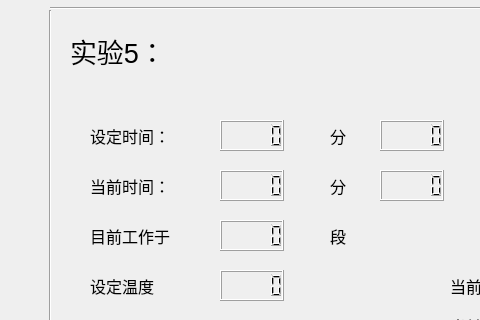
First picture: the form in running_5.ui, repository wanghao-xznu/untitled2, before the edit; both pictures show x 0 to 480 and y 0 to 320 of the 800 by 480 pixel window.
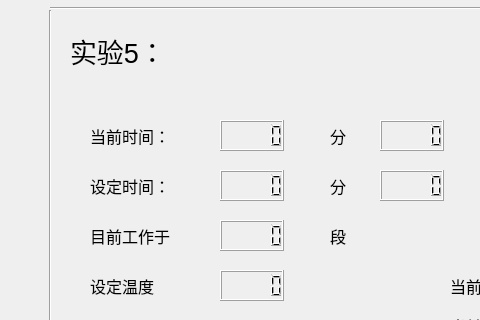
Second picture: the form after the edit.

Patch:
```diff
--- a/running_5.ui
+++ b/running_5.ui
@@ -83,7 +83,7 @@
     </font>
    </property>
    <property name="text">
-    <string>当前时间：</string>
+    <string>设定时间：</string>
    </property>
   </widget>
   <widget class="QPushButton" name="pushButton_4">
@@ -274,7 +274,7 @@
     </font>
    </property>
    <property name="text">
-    <string>设定时间：</string>
+    <string>当前时间：</string>
    </property>
   </widget>
   <widget class="Line" name="line">
```
